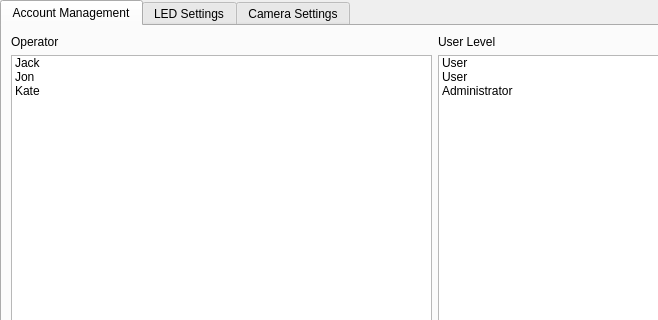
The window that MobilePlatform/AdminWidget.ui (shuaih7/MobilePlatform) describes before a commit, drawn with Qt 5; both pictures show x 0 to 658 and y 0 to 320 of the 870 by 575 pixel window.
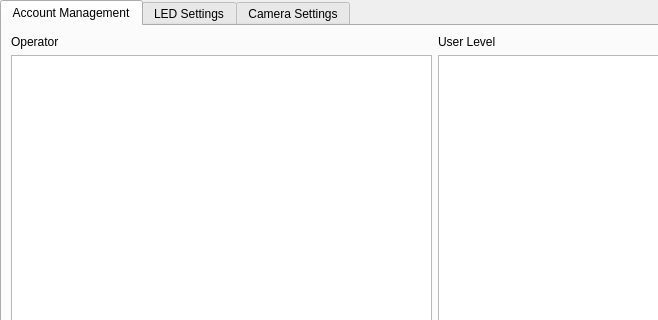
The same window after the commit. The open tabs and pages were chosen to show the change.

```diff
--- a/MobilePlatform/AdminWidget.ui
+++ b/MobilePlatform/AdminWidget.ui
@@ -44,23 +44,7 @@
            </widget>
           </item>
           <item>
-           <widget class="QListWidget" name="op_list">
-            <item>
-             <property name="text">
-              <string>Jack</string>
-             </property>
-            </item>
-            <item>
-             <property name="text">
-              <string>Jon</string>
-             </property>
-            </item>
-            <item>
-             <property name="text">
-              <string>Kate</string>
-             </property>
-            </item>
-           </widget>
+           <widget class="QListWidget" name="op_list"/>
           </item>
          </layout>
         </item>
@@ -74,23 +58,7 @@
            </widget>
           </item>
           <item>
-           <widget class="QListWidget" name="level_list">
-            <item>
-             <property name="text">
-              <string>User</string>
-             </property>
-            </item>
-            <item>
-             <property name="text">
-              <string>User</string>
-             </property>
-            </item>
-            <item>
-             <property name="text">
-              <string>Administrator</string>
-             </property>
-            </item>
-           </widget>
+           <widget class="QListWidget" name="level_list"/>
           </item>
          </layout>
         </item>
```
Left out of the diff: 53 changed lines with no effect on the pictures.
